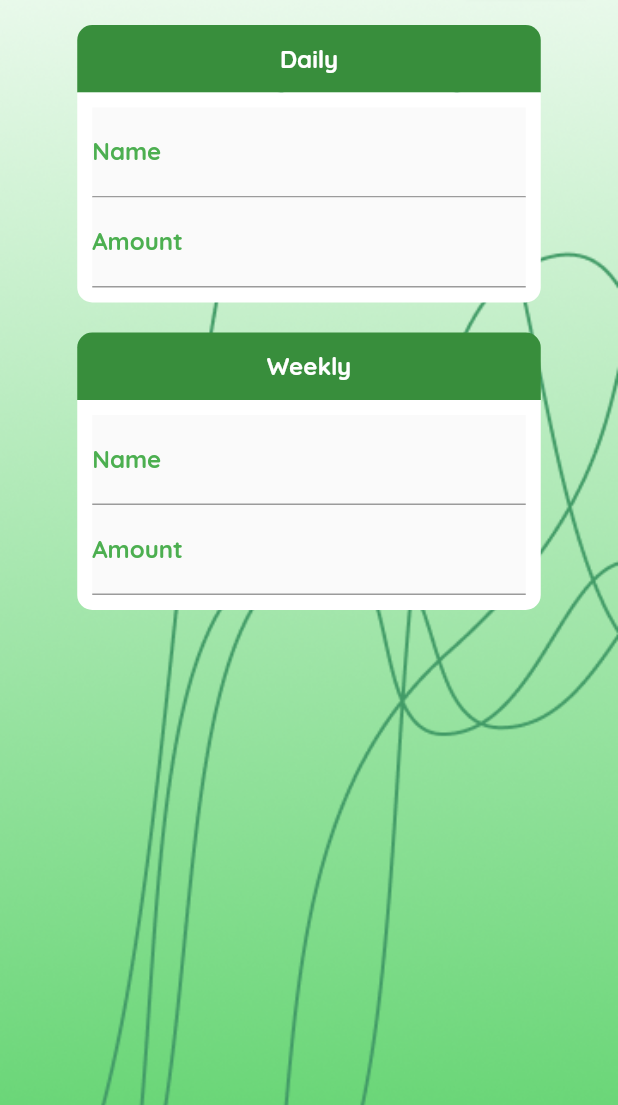
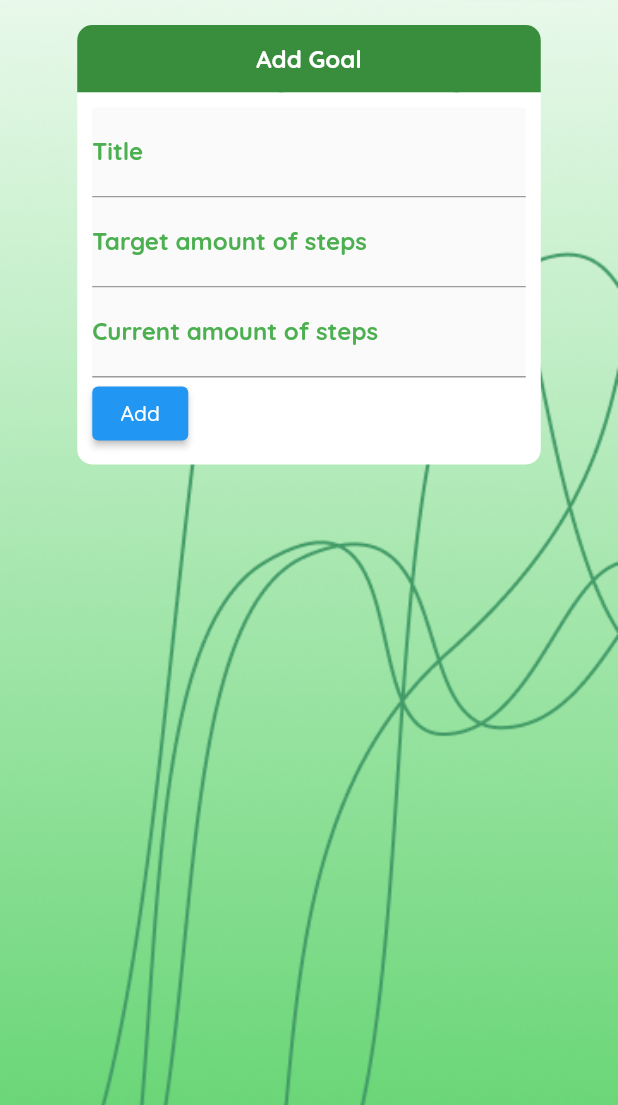
Before and after one commit to MarkMuijen/1128313_1128830_iiatmd_app, a Flutter app: the Goalspage widget shown alone on an empty page, opened directly, on a phone screen of 412 x 824 dp, the part 131-1236 px from its top. Run offline on Flutter 3.47's test engine with Material 2 defaults, Android fonts, the phone set to English and light mode, and no system bars; our stand-ins replace sensors_plus, shared_preferences; accounts and stored records are empty.

Commit message:
adding goals

```diff
--- a/lib/goals_page.dart
+++ b/lib/goals_page.dart
@@ -1,9 +1,19 @@
 import 'package:flutter/material.dart';
+import 'package:flutter/services.dart';
 import 'home_page.dart';
 
-class Goalspage extends StatelessWidget {
+class Goalspage extends StatefulWidget {
   const Goalspage({Key? key, required this.title}) : super(key: key);
   final String title;
+
+  @override
+  _GoalspageState createState() => _GoalspageState();
+}
+
+class _GoalspageState extends State<Goalspage> {
+  String inputTitle = '';
+  int inputTargetSteps = 0;
+  int inputCurrentSteps = 0;
 
   @override
   Widget build(BuildContext context) {
@@ -79,7 +89,7 @@ class Goalspage extends StatelessWidget {
                       alignment: Alignment.center, // Center the text within the container
                       padding: const EdgeInsets.all(10.0), // Optional padding
                       child: const Text(
-                        'Daily',
+                        'Add Goal',
                         style: TextStyle(
                           color: Colors.white,
                           fontSize: 16,
@@ -100,103 +110,76 @@ class Goalspage extends StatelessWidget {
                       padding: const EdgeInsets.all(10.0),
                       child: Column(
                         crossAxisAlignment: CrossAxisAlignment.start,
-                        children: const [
+                        children: [
                           Material(
                             child: TextField(
-                              decoration: InputDecoration(
-                                labelText: 'Name',
+                              decoration: const InputDecoration(
+                                labelText: 'Title',
                                 labelStyle: TextStyle(
                                   color: Colors.green,
                                   fontSize: 16,
                                   fontWeight: FontWeight.bold,
                                 ),
                               ),
+                              onChanged: (value) {
+                                setState(() {
+                                  inputTitle = value;
+                                });
+                              },
                             ),
                           ),
                           Material(
                             child: TextField(
-                              decoration: InputDecoration(
-                                labelText: 'Amount',
+                              keyboardType: TextInputType.number,
+                              inputFormatters: <TextInputFormatter>[
+                                FilteringTextInputFormatter.allow(RegExp(r'[0-9]')),
+                                FilteringTextInputFormatter.digitsOnly
+                              ],
+                              decoration: const InputDecoration(
+                                labelText: 'Target amount of steps',
                                 labelStyle: TextStyle(
                                   color: Colors.green,
                                   fontSize: 16,
                                   fontWeight: FontWeight.bold,
                                 ),
                               ),
+                              onChanged: (value) {
+                                setState(() {
+                                  inputTargetSteps = int.parse(value);
+                                  assert(inputTargetSteps is int);
+                                });
+                              },
                             ),
                           ),
-                        ],
-                      ),
-                    ),
-                  ],
-                ),
-              ),
-            ),
-            Padding(
-              padding: const EdgeInsets.only(bottom: 20.0),
-              child: SizedBox(
-                width: MediaQuery.of(context).size.width * 0.75, // 75% of screen width
-                child: Column(
-                  crossAxisAlignment: CrossAxisAlignment.start,
-                  children: [
-                    Container(
-                      width: double.infinity,
-                      height: 45,
-                      decoration: BoxDecoration(
-                        color: Colors.green[700], // Dark green background color
-                        borderRadius: const BorderRadius.only(
-                          topLeft: Radius.circular(10),
-                          topRight: Radius.circular(10),
-                        ), // Rounded edges only at the top
-                      ),
-                      alignment: Alignment.center, // Center the text within the container
-                      padding: const EdgeInsets.all(10.0), // Optional padding
-                      child: const Text(
-                        'Weekly',
-                        style: TextStyle(
-                          color: Colors.white,
-                          fontSize: 16,
-                          fontWeight: FontWeight.bold,
-                          decoration: TextDecoration.none,
-                        ),
-                      ),
-                    ),
-                    Container(
-                      width: double.infinity,
-                      decoration: const BoxDecoration(
-                        color: Colors.white,
-                        borderRadius: BorderRadius.only(
-                          bottomLeft: Radius.circular(10),
-                          bottomRight: Radius.circular(10),
-                        ),
-                      ),
-                      padding: const EdgeInsets.all(10.0),
-                      child: Column(
-                        crossAxisAlignment: CrossAxisAlignment.start,
-                        children: const [
                           Material(
                             child: TextField(
-                              decoration: InputDecoration(
-                                labelText: 'Name',
+                              keyboardType: TextInputType.number,
+                              inputFormatters: <TextInputFormatter>[
+                                FilteringTextInputFormatter.allow(RegExp(r'[0-9]')),
+                                FilteringTextInputFormatter.digitsOnly
+                              ],
+                              decoration: const InputDecoration(
+                                labelText: 'Current amount of steps',
                                 labelStyle: TextStyle(
                                   color: Colors.green,
                                   fontSize: 16,
                                   fontWeight: FontWeight.bold,
                                 ),
                               ),
+                              onChanged: (value) {
+                                setState(() {
+                                  inputCurrentSteps = int.parse(value);
+                                  assert(inputCurrentSteps is int);
+                                });
+                              },
                             ),
                           ),
-                          Material(
-                            child: TextField(
-                              decoration: InputDecoration(
-                                labelText: 'Amount',
-                                labelStyle: TextStyle(
-                                  color: Colors.green,
-                                  fontSize: 16,
-                                  fontWeight: FontWeight.bold,
-                                ),
-                              ),
-                            ),
+                          ElevatedButton(
+                            onPressed: () {
+                              stepGoal inputGoal = stepGoal(title: inputTitle, targetSteps: inputTargetSteps, currentSteps: inputCurrentSteps);
+                              addGoal(inputGoal);
+                            },
+                            child: const Text('Add'),
                           ),
                         ],
                       ),
--- a/lib/home_page.dart
+++ b/lib/home_page.dart
@@ -37,6 +37,14 @@ Future<List<stepGoal>> getGoals() async {
   }
 
   return [];
+}
+
+void addGoal(stepGoal newGoal) async {
+  List<stepGoal> goals = await getGoals();
+
+  goals.add(newGoal);
+
+  saveGoals(goals);
 }
 
 void saveSteps(steps) async {
@@ -158,11 +166,7 @@ class _homepageState extends State<homepage> {
   double threshold = 1.0;
   double previousY = 0.0;
   List<stepGoal> goals = [
-    stepGoal(title: 'Goal 1', targetSteps: 10000, currentSteps: 7500),
-    stepGoal(title: 'Goal 2', targetSteps: 5000, currentSteps: 3500),
-    stepGoal(title: 'Goal 3', targetSteps: 8000, currentSteps: 4000),
-    stepGoal(title: 'Goal 4', targetSteps: 8000, currentSteps: 4000),
-    stepGoal(title: 'Goal 5', targetSteps: 8000, currentSteps: 4000),
+    stepGoal(title: 'testGoal', targetSteps: 10000, currentSteps: 7500),
   ];
 
   @override
```
